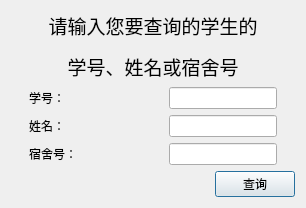
This is checkdialog.ui in xzjqx/Student-Management as Qt 5 draws it before an edit. The edited form follows.
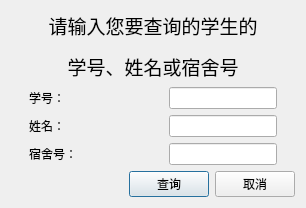
This is the edited form.

What changed in the file:
```diff
--- a/checkdialog.ui
+++ b/checkdialog.ui
@@ -65,7 +65,7 @@
               </spacer>
              </item>
              <item>
-              <widget class="QLineEdit" name="stuNameLineEdit"/>
+              <widget class="QLineEdit" name="stuIdLineEdit"/>
              </item>
             </layout>
            </item>
@@ -94,7 +94,7 @@
                 </spacer>
                </item>
                <item>
-                <widget class="QLineEdit" name="stuIdLineEdit"/>
+                <widget class="QLineEdit" name="stuNameLineEdit"/>
                </item>
               </layout>
              </item>
@@ -166,6 +166,13 @@
            </property>
           </widget>
          </item>
+         <item>
+          <widget class="QPushButton" name="dialogCancelButton">
+           <property name="text">
+            <string>取消</string>
+           </property>
+          </widget>
+         </item>
         </layout>
        </item>
       </layout>
```
